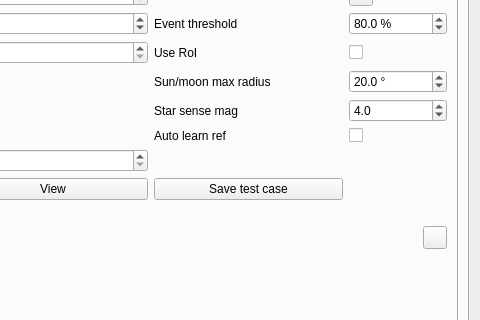
Before: the Qt Designer form plugins/feature/camera/camerasettingsdialog.ui in srcejon/sdrangel, drawn with Qt 5; both pictures show x 270 to 750 and y 263 to 583 of the 750 by 906 pixel window.
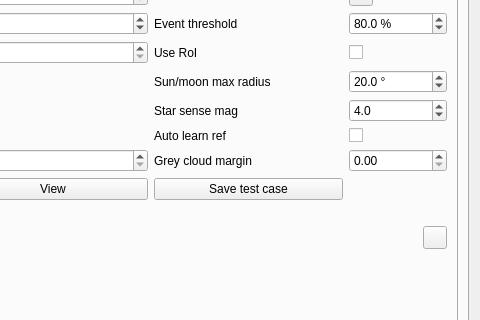
After: the same form once the commit is applied. The open tabs and pages were chosen to show the change. Icons and pictures are not drawn. Custom widgets are drawn as their Qt base class.

Commit message: Update cloud detection

```diff
--- a/plugins/feature/camera/camerasettingsdialog.ui
+++ b/plugins/feature/camera/camerasettingsdialog.ui
@@ -7013,6 +7013,29 @@
              </property>
             </widget>
            </item>
+           <item row="12" column="2">
+            <widget class="QLabel" name="cloudDayRelativeMarginLabel">
+             <property name="text">
+              <string>Grey cloud margin</string>
+             </property>
+            </widget>
+           </item>
+           <item row="12" column="3">
+            <widget class="QDoubleSpinBox" name="cloudDayRelativeMarginSpin">
+             <property name="toolTip">
+              <string>Day path: how much whiter (red/blue ratio) than the clear sky at the same elevation a region must be to count as cloud. Catches grey cloud that never reaches the absolute Day threshold. Lower values detect fainter grey cloud but may flag the naturally pale sky near the horizon. 0 disables</string>
+             </property>
+             <property name="decimals">
+              <number>2</number>
+             </property>
+             <property name="maximum">
+              <double>1.000000000000000</double>
+             </property>
+             <property name="singleStep">
+              <double>0.010000000000000</double>
+             </property>
+            </widget>
+           </item>
            <item row="13" column="0">
             <widget class="QPushButton" name="cloudSaveReferenceButton">
              <property name="toolTip">
```
Left out of the diff: 11 changed lines with no effect on the pictures. The commit also changes 6 other files.
